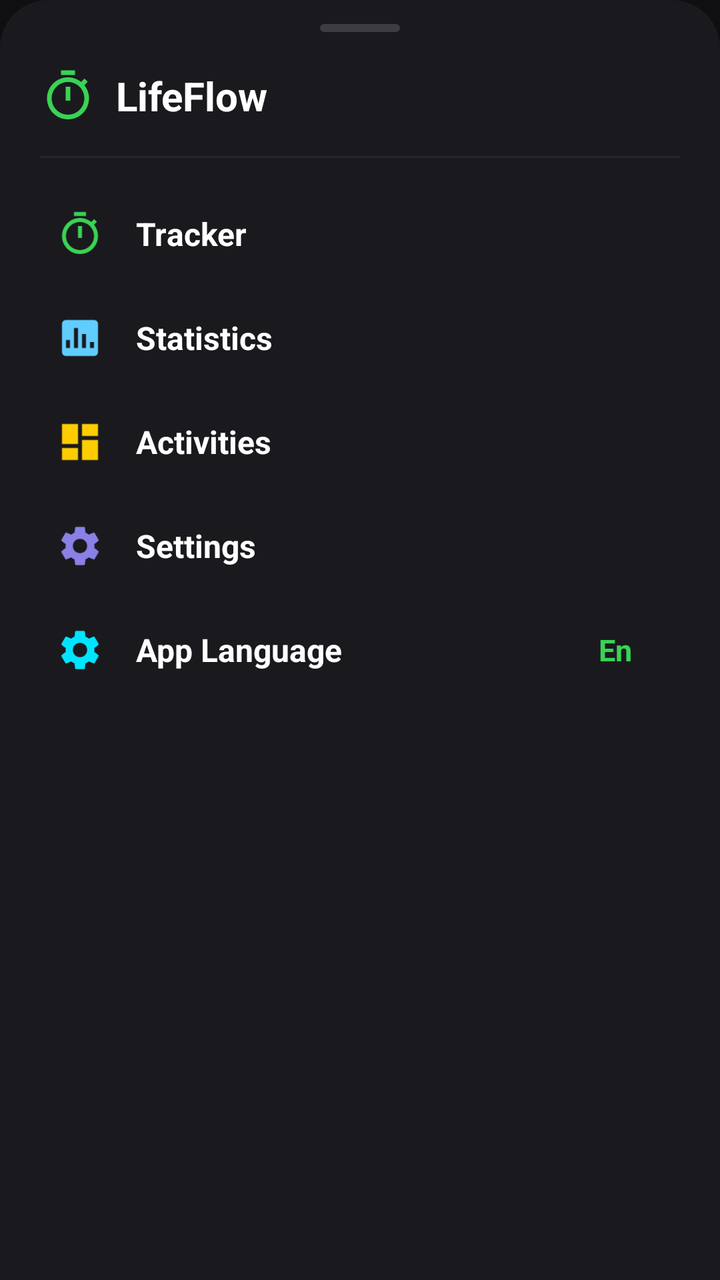
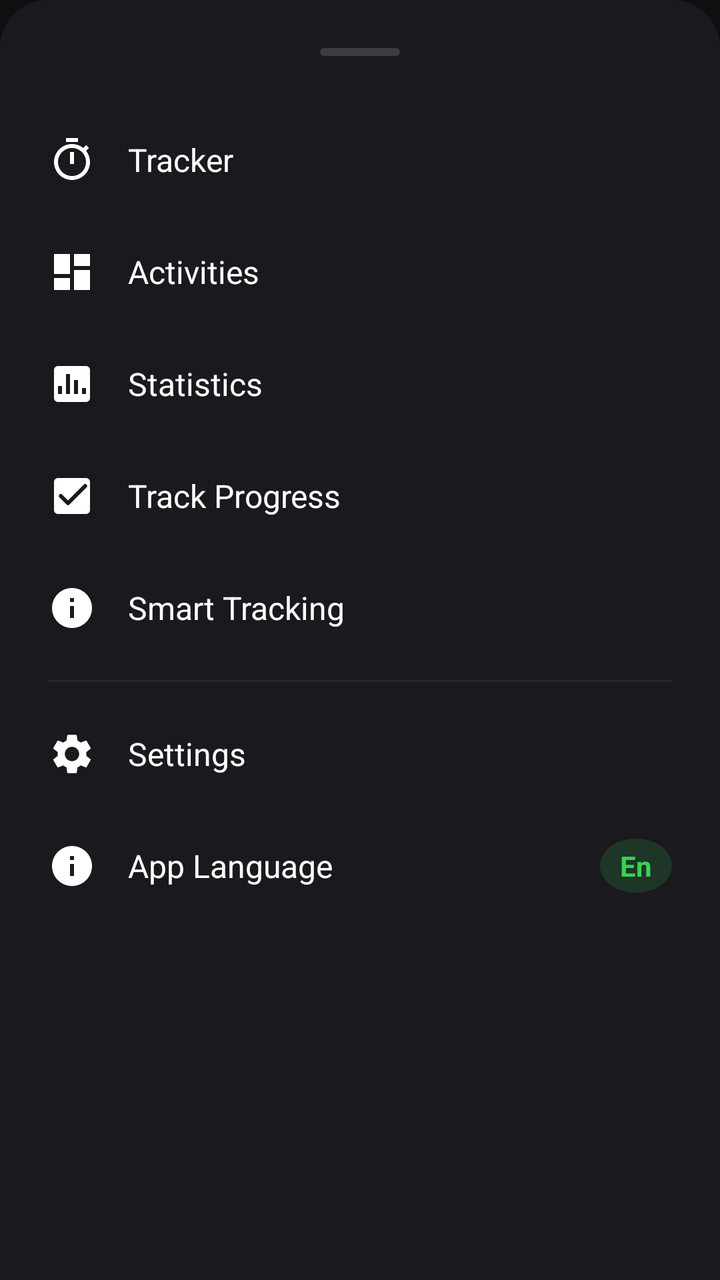

Compare the two renders of this Android layout. The source of the first and the diff that turns it into the second are given below.
<!-- AndroidManifest.xml: application theme Theme.LifeFlow -->
<!-- res/layout/dialog_burger_menu.xml -->
<?xml version="1.0" encoding="utf-8"?>
<LinearLayout xmlns:android="http://schemas.android.com/apk/res/android"
    xmlns:app="http://schemas.android.com/apk/res-auto"
    android:layout_width="match_parent"
    android:layout_height="wrap_content"
    android:background="@drawable/bg_bottom_sheet_dark"
    android:orientation="vertical"
    android:paddingHorizontal="20dp"
    android:paddingTop="12dp"
    android:paddingBottom="28dp">

    
    <View
        android:layout_width="40dp"
        android:layout_height="4dp"
        android:layout_gravity="center_horizontal"
        android:layout_marginBottom="18dp"
        android:background="@drawable/bg_sheet_handle" />

    
    <LinearLayout
        android:layout_width="match_parent"
        android:layout_height="wrap_content"
        android:layout_marginBottom="16dp"
        android:gravity="center_vertical"
        android:orientation="horizontal">

        <ImageView
            android:layout_width="28dp"
            android:layout_height="28dp"
            android:src="@drawable/ic_nav_home"
            app:tint="@color/primary" />

        <TextView
            android:layout_width="wrap_content"
            android:layout_height="wrap_content"
            android:layout_marginStart="10dp"
            android:text="@string/app_title_tracker"
            android:textColor="@color/white"
            android:textSize="20sp"
            android:textStyle="bold" />
    </LinearLayout>

    <View
        android:layout_width="match_parent"
        android:layout_height="1dp"
        android:layout_marginBottom="12dp"
        android:background="#24242A" />

    
    <LinearLayout
        android:id="@+id/menu_item_tracker"
        android:layout_width="match_parent"
        android:layout_height="52dp"
        android:background="?attr/selectableItemBackground"
        android:clickable="true"
        android:focusable="true"
        android:gravity="center_vertical"
        android:orientation="horizontal"
        android:paddingHorizontal="8dp">

        <ImageView
            android:layout_width="24dp"
            android:layout_height="24dp"
            android:src="@drawable/ic_nav_home"
            app:tint="@color/primary" />

        <TextView
            android:layout_width="0dp"
            android:layout_height="wrap_content"
            android:layout_marginStart="16dp"
            android:layout_weight="1"
            android:text="@string/nav_home"
            android:textColor="@color/white"
            android:textSize="16sp"
            android:textStyle="bold" />
    </LinearLayout>

    
    <LinearLayout
        android:id="@+id/menu_item_stats"
        android:layout_width="match_parent"
        android:layout_height="52dp"
        android:background="?attr/selectableItemBackground"
        android:clickable="true"
        android:focusable="true"
        android:gravity="center_vertical"
        android:orientation="horizontal"
        android:paddingHorizontal="8dp">

        <ImageView
            android:layout_width="24dp"
            android:layout_height="24dp"
            android:src="@drawable/ic_nav_stats"
            app:tint="#60CDFF" />

        <TextView
            android:layout_width="0dp"
            android:layout_height="wrap_content"
            android:layout_marginStart="16dp"
            android:layout_weight="1"
            android:text="@string/nav_stats"
            android:textColor="@color/white"
            android:textSize="16sp"
            android:textStyle="bold" />
    </LinearLayout>

    
    <LinearLayout
        android:id="@+id/menu_item_activities"
        android:layout_width="match_parent"
        android:layout_height="52dp"
        android:background="?attr/selectableItemBackground"
        android:clickable="true"
        android:focusable="true"
        android:gravity="center_vertical"
        android:orientation="horizontal"
        android:paddingHorizontal="8dp">

        <ImageView
            android:layout_width="24dp"
            android:layout_height="24dp"
            android:src="@drawable/ic_nav_activities"
            app:tint="#FFCC00" />

        <TextView
            android:layout_width="0dp"
            android:layout_height="wrap_content"
            android:layout_marginStart="16dp"
            android:layout_weight="1"
            android:text="@string/nav_activities"
            android:textColor="@color/white"
            android:textSize="16sp"
            android:textStyle="bold" />
    </LinearLayout>

    
    <LinearLayout
        android:id="@+id/menu_item_settings"
        android:layout_width="match_parent"
        android:layout_height="52dp"
        android:background="?attr/selectableItemBackground"
        android:clickable="true"
        android:focusable="true"
        android:gravity="center_vertical"
        android:orientation="horizontal"
        android:paddingHorizontal="8dp">

        <ImageView
            android:layout_width="24dp"
            android:layout_height="24dp"
            android:src="@drawable/ic_nav_settings"
            app:tint="#8A80E6" />

        <TextView
            android:layout_width="0dp"
            android:layout_height="wrap_content"
            android:layout_marginStart="16dp"
            android:layout_weight="1"
            android:text="@string/nav_settings"
            android:textColor="@color/white"
            android:textSize="16sp"
            android:textStyle="bold" />
    </LinearLayout>

    
    <LinearLayout
        android:id="@+id/menu_item_language"
        android:layout_width="match_parent"
        android:layout_height="52dp"
        android:background="?attr/selectableItemBackground"
        android:clickable="true"
        android:focusable="true"
        android:gravity="center_vertical"
        android:orientation="horizontal"
        android:paddingHorizontal="8dp">

        <ImageView
            android:layout_width="24dp"
            android:layout_height="24dp"
            android:src="@drawable/ic_nav_settings"
            app:tint="#00E5FF" />

        <TextView
            android:layout_width="0dp"
            android:layout_height="wrap_content"
            android:layout_marginStart="16dp"
            android:layout_weight="1"
            android:text="@string/language_option_title"
            android:textColor="@color/white"
            android:textSize="16sp"
            android:textStyle="bold" />

        <TextView
            android:id="@+id/tv_menu_language_label"
            android:layout_width="wrap_content"
            android:layout_height="wrap_content"
            android:layout_marginEnd="16dp"
            android:text="En"
            android:textColor="@color/primary"
            android:textSize="15sp"
            android:textStyle="bold" />
    </LinearLayout>

</LinearLayout>
<!-- resources referenced by this layout -->
<resources>
  <color name="primary">#39D353</color>
  <color name="white">#FFFFFFFF</color>
  <!-- drawable bg_bottom_sheet_dark (drawable) -->
  <?xml version="1.0" encoding="utf-8"?>
  <shape xmlns:android="http://schemas.android.com/apk/res/android"
      android:shape="rectangle">
      <solid android:color="#1A1A1E" />
      <corners
          android:topLeftRadius="24dp"
          android:topRightRadius="24dp" />
  </shape>
  <!-- drawable bg_sheet_handle (drawable) -->
  <?xml version="1.0" encoding="utf-8"?>
  <shape xmlns:android="http://schemas.android.com/apk/res/android"
      android:shape="rectangle">
      <solid android:color="#3C3C43" />
      <corners android:radius="4dp" />
  </shape>
  <!-- drawable ic_nav_activities (drawable) -->
  <vector xmlns:android="http://schemas.android.com/apk/res/android"
      android:width="24dp"
      android:height="24dp"
      android:viewportWidth="24"
      android:viewportHeight="24">
      <path
          android:fillColor="@color/text_primary"
          android:pathData="M3,13h8V3H3v10zm0,8h8v-6H3v6zm10,0h8V11h-8v10zm0,-18v6h8V3h-8z" />
  </vector>
  <!-- drawable ic_nav_stats (drawable) -->
  <vector xmlns:android="http://schemas.android.com/apk/res/android"
      android:width="24dp"
      android:height="24dp"
      android:viewportWidth="24"
      android:viewportHeight="24">
      <path
          android:fillColor="@color/text_primary"
          android:pathData="M19,3H5C3.9,3 3,3.9 3,5v14c0,1.1 0.9,2 2,2h14c1.1,0 2,-0.9 2,-2V5C21,3.9 20.1,3 19,3zM7,17H5v-4h2V17zM11,17H9V7h2V17zM15,17h-2v-7h2V17zM19,17h-2v-3h2V17z" />
  </vector>
  <string name="app_title_tracker">LifeFlow</string>
  <string name="language_option_title">App Language</string>
  <string name="nav_activities">Activities</string>
  <string name="nav_home">Tracker</string>
  <string name="nav_settings">Settings</string>
  <string name="nav_stats">Statistics</string>
  <color name="text_primary">#FFFFFF</color>
  <color name="primary_dark">#28A745</color>
  <color name="on_primary">#000000</color>
  <color name="primary_container">#1A3320</color>
  <color name="on_primary_container">#39D353</color>
  <color name="secondary">#8E8E93</color>
  <color name="secondary_container">#2C2C2E</color>
  <color name="on_secondary">#FFFFFF</color>
  <color name="on_secondary_container">#E5E5EA</color>
  <color name="background">#0F0F11</color>
  <color name="surface">#18181B</color>
  <color name="surface_variant">#242428</color>
  <!-- unchanged entries left out for length: 3 -->
</resources>

<!-- the commit's change to res/layout/dialog_burger_menu.xml (unified diff, before → after) -->
@@ -5,181 +5,169 @@
     android:layout_height="wrap_content"
     android:background="@drawable/bg_bottom_sheet_dark"
     android:orientation="vertical"
-    android:paddingHorizontal="20dp"
-    android:paddingTop="12dp"
-    android:paddingBottom="28dp">
+    android:padding="24dp">
 
     
     <View
         android:layout_width="40dp"
         android:layout_height="4dp"
         android:layout_gravity="center_horizontal"
-        android:layout_marginBottom="18dp"
+        android:layout_marginBottom="24dp"
         android:background="@drawable/bg_sheet_handle" />
 
     
     <LinearLayout
+        android:id="@+id/menu_item_tracker"
         android:layout_width="match_parent"
-        android:layout_height="wrap_content"
-        android:layout_marginBottom="16dp"
+        android:layout_height="56dp"
         android:gravity="center_vertical"
-        android:orientation="horizontal">
-
+        android:background="?attr/selectableItemBackground"
+        android:clickable="true"
+        android:focusable="true">
         <ImageView
-            android:layout_width="28dp"
-            android:layout_height="28dp"
+            android:layout_width="24dp"
+            android:layout_height="24dp"
             android:src="@drawable/ic_nav_home"
-            app:tint="@color/primary" />
-
+            app:tint="@color/text_primary" />
         <TextView
             android:layout_width="wrap_content"
             android:layout_height="wrap_content"
-            android:layout_marginStart="10dp"
-            android:text="@string/app_title_tracker"
-            android:textColor="@color/white"
-            android:textSize="20sp"
-            android:textStyle="bold" />
+            android:layout_marginStart="16dp"
+            android:text="@string/nav_home"
+            android:textColor="@color/text_primary"
+            android:textSize="16sp" />
+    </LinearLayout>
+
+    <LinearLayout
+        android:id="@+id/menu_item_activities"
+        android:layout_width="match_parent"
+        android:layout_height="56dp"
+        android:gravity="center_vertical"
+        android:background="?attr/selectableItemBackground"
+        android:clickable="true"
+        android:focusable="true">
+        <ImageView
+            android:layout_width="24dp"
+            android:layout_height="24dp"
+            android:src="@drawable/ic_nav_activities"
+            app:tint="@color/text_primary" />
+        <TextView
+            android:layout_width="wrap_content"
+            android:layout_height="wrap_content"
+            android:layout_marginStart="16dp"
+            android:text="@string/nav_activities"
+            android:textColor="@color/text_primary"
+            android:textSize="16sp" />
+    </LinearLayout>
+
+    <LinearLayout
+        android:id="@+id/menu_item_stats"
+        android:layout_width="match_parent"
+        android:layout_height="56dp"
+        android:gravity="center_vertical"
+        android:background="?attr/selectableItemBackground"
+        android:clickable="true"
+        android:focusable="true">
+        <ImageView
+            android:layout_width="24dp"
+            android:layout_height="24dp"
+            android:src="@drawable/ic_nav_stats"
+            app:tint="@color/text_primary" />
+        <TextView
+            android:layout_width="wrap_content"
+            android:layout_height="wrap_content"
+            android:layout_marginStart="16dp"
+            android:text="@string/nav_stats"
+            android:textColor="@color/text_primary"
+            android:textSize="16sp" />
+    </LinearLayout>
+
+    <LinearLayout
+        android:id="@+id/menu_item_progress"
+        android:layout_width="match_parent"
+        android:layout_height="56dp"
+        android:gravity="center_vertical"
+        android:background="?attr/selectableItemBackground"
+        android:clickable="true"
+        android:focusable="true">
+        <ImageView
+            android:layout_width="24dp"
+            android:layout_height="24dp"
+            android:src="@drawable/ic_nav_progress"
+            app:tint="@color/text_primary" />
+        <TextView
+            android:layout_width="wrap_content"
+            android:layout_height="wrap_content"
+            android:layout_marginStart="16dp"
+            android:text="@string/nav_progress"
+            android:textColor="@color/text_primary"
+            android:textSize="16sp" />
+    </LinearLayout>
+
+    <LinearLayout
+        android:id="@+id/menu_item_smart_tracking"
+        android:layout_width="match_parent"
+        android:layout_height="56dp"
+        android:gravity="center_vertical"
+        android:background="?attr/selectableItemBackground"
+        android:clickable="true"
+        android:focusable="true">
+        <ImageView
+            android:layout_width="24dp"
+            android:layout_height="24dp"
+            android:src="@drawable/ic_other"
+            app:tint="@color/text_primary" />
+        <TextView
+            android:layout_width="wrap_content"
+            android:layout_height="wrap_content"
+            android:layout_marginStart="16dp"
+            android:text="@string/nav_smart_tracking"
+            android:textColor="@color/text_primary"
+            android:textSize="16sp" />
     </LinearLayout>
 
     <View
         android:layout_width="match_parent"
         android:layout_height="1dp"
-        android:layout_marginBottom="12dp"
-        android:background="#24242A" />
+        android:layout_marginVertical="8dp"
+        android:background="@color/card_stroke" />
 
-    
     <LinearLayout
-        android:id="@+id/menu_item_tracker"
+        android:id="@+id/menu_item_settings"
         android:layout_width="match_parent"
-        android:layout_height="52dp"
+        android:layout_height="56dp"
+        android:gravity="center_vertical"
         android:background="?attr/selectableItemBackground"
         android:clickable="true"
-        android:focusable="true"
+        android:focusable="true">
+        <ImageView
+            android:layout_width="24dp"
+            android:layout_height="24dp"
+            android:src="@drawable/ic_nav_settings"
+            app:tint="@color/text_primary" />
+        <TextView
+            android:layout_width="wrap_content"
+            android:layout_height="wrap_content"
+            android:layout_marginStart="16dp"
+            android:text="@string/nav_settings"
+            android:textColor="@color/text_primary"
+            android:textSize="16sp" />
+    </LinearLayout>
+
+    <LinearLayout
+        android:id="@+id/menu_item_language"
+        android:layout_width="match_parent"
+        android:layout_height="56dp"
         android:gravity="center_vertical"
-        android:orientation="horizontal"
-        android:paddingHorizontal="8dp">
+        android:background="?attr/selectableItemBackground"
+        android:clickable="true"
+        android:focusable="true">
 
         <ImageView
             android:layout_width="24dp"
             android:layout_height="24dp"
-            android:src="@drawable/ic_nav_home"
-            app:tint="@color/primary" />
-
-        <TextView
-            android:layout_width="0dp"
-            android:layout_height="wrap_content"
-            android:layout_marginStart="16dp"
-            android:layout_weight="1"
-            android:text="@string/nav_home"
-            android:textColor="@color/white"
-            android:textSize="16sp"
-            android:textStyle="bold" />
-    </LinearLayout>
-
-    
-    <LinearLayout
-        android:id="@+id/menu_item_stats"
-        android:layout_width="match_parent"
-        android:layout_height="52dp"
-        android:background="?attr/selectableItemBackground"
-        android:clickable="true"
-        android:focusable="true"
-        android:gravity="center_vertical"
-        android:orientation="horizontal"
-        android:paddingHorizontal="8dp">
-
-        <ImageView
-            android:layout_width="24dp"
-            android:layout_height="24dp"
-            android:src="@drawable/ic_nav_stats"
-            app:tint="#60CDFF" />
-
-        <TextView
-            android:layout_width="0dp"
-            android:layout_height="wrap_content"
-            android:layout_marginStart="16dp"
-            android:layout_weight="1"
-            android:text="@string/nav_stats"
-            android:textColor="@color/white"
-            android:textSize="16sp"
-            android:textStyle="bold" />
-    </LinearLayout>
-
-    
-    <LinearLayout
-        android:id="@+id/menu_item_activities"
-        android:layout_width="match_parent"
-        android:layout_height="52dp"
-        android:background="?attr/selectableItemBackground"
-        android:clickable="true"
-        android:focusable="true"
-        android:gravity="center_vertical"
-        android:orientation="horizontal"
-        android:paddingHorizontal="8dp">
-
-        <ImageView
-            android:layout_width="24dp"
-            android:layout_height="24dp"
-            android:src="@drawable/ic_nav_activities"
-            app:tint="#FFCC00" />
-
-        <TextView
-            android:layout_width="0dp"
-            android:layout_height="wrap_content"
-            android:layout_marginStart="16dp"
-            android:layout_weight="1"
-            android:text="@string/nav_activities"
-            android:textColor="@color/white"
-            android:textSize="16sp"
-            android:textStyle="bold" />
-    </LinearLayout>
-
-    
-    <LinearLayout
-        android:id="@+id/menu_item_settings"
-        android:layout_width="match_parent"
-        android:layout_height="52dp"
-        android:background="?attr/selectableItemBackground"
-        android:clickable="true"
-        android:focusable="true"
-        android:gravity="center_vertical"
-        android:orientation="horizontal"
-        android:paddingHorizontal="8dp">
-
-        <ImageView
-            android:layout_width="24dp"
-            android:layout_height="24dp"
-            android:src="@drawable/ic_nav_settings"
-            app:tint="#8A80E6" />
-
-        <TextView
-            android:layout_width="0dp"
-            android:layout_height="wrap_content"
-            android:layout_marginStart="16dp"
-            android:layout_weight="1"
-            android:text="@string/nav_settings"
-            android:textColor="@color/white"
-            android:textSize="16sp"
-            android:textStyle="bold" />
-    </LinearLayout>
-
-    
-    <LinearLayout
-        android:id="@+id/menu_item_language"
-        android:layout_width="match_parent"
-        android:layout_height="52dp"
-        android:background="?attr/selectableItemBackground"
-        android:clickable="true"
-        android:focusable="true"
-        android:gravity="center_vertical"
-        android:orientation="horizontal"
-        android:paddingHorizontal="8dp">
-
-        <ImageView
-            android:layout_width="24dp"
-            android:layout_height="24dp"
-            android:src="@drawable/ic_nav_settings"
-            app:tint="#00E5FF" />
+            android:src="@drawable/ic_other"
+            app:tint="@color/text_primary" />
 
         <TextView
             android:layout_width="0dp"
@@ -187,19 +175,20 @@
             android:layout_marginStart="16dp"
             android:layout_weight="1"
             android:text="@string/language_option_title"
-            android:textColor="@color/white"
-            android:textSize="16sp"
-            android:textStyle="bold" />
+            android:textColor="@color/text_primary"
+            android:textSize="16sp" />
 
         <TextView
             android:id="@+id/tv_menu_language_label"
             android:layout_width="wrap_content"
             android:layout_height="wrap_content"
-            android:layout_marginEnd="16dp"
+            android:background="@drawable/bg_dot_circle"
+            android:backgroundTint="#2639D353"
+            android:paddingHorizontal="10dp"
+            android:paddingVertical="4dp"
             android:text="En"
             android:textColor="@color/primary"
-            android:textSize="15sp"
+            android:textSize="14sp"
             android:textStyle="bold" />
     </LinearLayout>
-
 </LinearLayout>
<!-- resource entries referenced after the edit -->
@@ -1,5 +1,6 @@
 <!-- resources referenced by this layout -->
 <resources>
+  <color name="card_stroke">#28282E</color>
   <color name="primary">#39D353</color>
   <color name="white">#FFFFFFFF</color>
   <!-- drawable bg_bottom_sheet_dark (drawable) -->
@@ -10,6 +11,15 @@
       <corners
           android:topLeftRadius="24dp"
           android:topRightRadius="24dp" />
+  </shape>
+  <!-- drawable bg_dot_circle (drawable) -->
+  <?xml version="1.0" encoding="utf-8"?>
+  <shape xmlns:android="http://schemas.android.com/apk/res/android"
+      android:shape="oval">
+      <solid android:color="@color/primary" />
+      <size
+          android:width="9dp"
+          android:height="9dp" />
   </shape>
   <!-- drawable bg_sheet_handle (drawable) -->
   <?xml version="1.0" encoding="utf-8"?>
@@ -28,6 +38,16 @@
           android:fillColor="@color/text_primary"
           android:pathData="M3,13h8V3H3v10zm0,8h8v-6H3v6zm10,0h8V11h-8v10zm0,-18v6h8V3h-8z" />
   </vector>
+  <!-- drawable ic_nav_progress (drawable) -->
+  <vector xmlns:android="http://schemas.android.com/apk/res/android"
+      android:width="24dp"
+      android:height="24dp"
+      android:viewportWidth="24"
+      android:viewportHeight="24">
+      <path
+          android:fillColor="#FFFFFFFF"
+          android:pathData="M19,3H5c-1.1,0 -2,0.9 -2,2v14c0,1.1 0.9,2 2,2h14c1.1,0 2,-0.9 2,-2V5c0,-1.1 -0.9,-2 -2,-2zm-8.29,13.29a0.996,0.996 0 0,1 -1.41,0L5.71,12.7a0.996,0.996 0 1,1 1.41,-1.41L10,14.17l7.88,-7.88a0.996,0.996 0 1,1 1.41,1.41l-8.58,8.59z"/>
+  </vector>
   <!-- drawable ic_nav_stats (drawable) -->
   <vector xmlns:android="http://schemas.android.com/apk/res/android"
       android:width="24dp"
@@ -38,11 +58,22 @@
           android:fillColor="@color/text_primary"
           android:pathData="M19,3H5C3.9,3 3,3.9 3,5v14c0,1.1 0.9,2 2,2h14c1.1,0 2,-0.9 2,-2V5C21,3.9 20.1,3 19,3zM7,17H5v-4h2V17zM11,17H9V7h2V17zM15,17h-2v-7h2V17zM19,17h-2v-3h2V17z" />
   </vector>
-  <string name="app_title_tracker">LifeFlow</string>
+  <!-- drawable ic_other (drawable) -->
+  <vector xmlns:android="http://schemas.android.com/apk/res/android"
+      android:width="24dp"
+      android:height="24dp"
+      android:viewportWidth="24"
+      android:viewportHeight="24">
+      <path
+          android:fillColor="@color/white"
+          android:pathData="M12,2C6.48,2 2,6.48 2,12s4.48,10 10,10 10,-4.48 10,-10S17.52,2 12,2zm1,15h-2v-6h2v6zm0,-8h-2V7h2v2z" />
+  </vector>
   <string name="language_option_title">App Language</string>
   <string name="nav_activities">Activities</string>
   <string name="nav_home">Tracker</string>
+  <string name="nav_progress">Track Progress</string>
   <string name="nav_settings">Settings</string>
+  <string name="nav_smart_tracking">Smart Tracking</string>
   <string name="nav_stats">Statistics</string>
   <color name="text_primary">#FFFFFF</color>
   <color name="primary_dark">#28A745</color>
